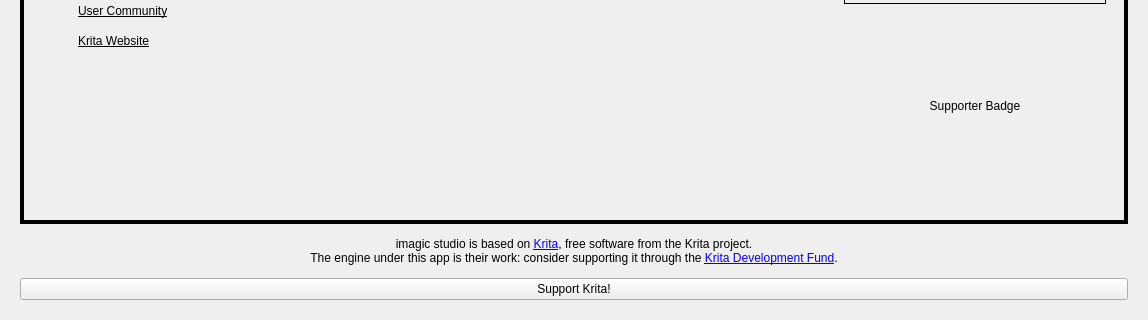
Qt form libs/ui/forms/KisWelcomePage.ui (Lukefen31/imagic-studio) before a commit; both pictures show x 0 to 1148 and y 488 to 808 of the 1148 by 808 pixel window.
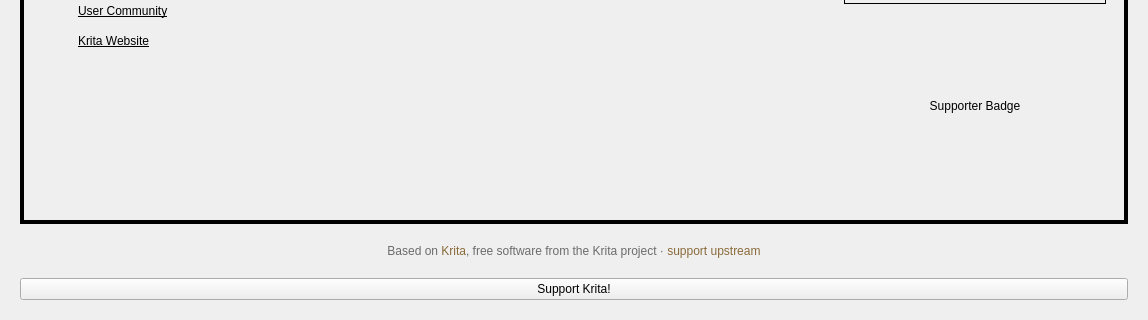
The same form after that commit. Custom widgets are drawn as their Qt base class.

Commit message: brand: give the welcome page the full imagic identity

```diff
--- a/libs/ui/forms/KisWelcomePage.ui
+++ b/libs/ui/forms/KisWelcomePage.ui
@@ -1624,7 +1624,7 @@
 &lt;html&gt;&lt;head&gt;&lt;meta name=&quot;qrichtext&quot; content=&quot;1&quot; /&gt;&lt;style type=&quot;text/css&quot;&gt;
 p, li { white-space: pre-wrap; }
 &lt;/style&gt;&lt;/head&gt;&lt;body&gt;
-&lt;p style=&quot; margin-top:12px; margin-bottom:12px; margin-left:0px; margin-right:0px; -qt-block-indent:0; text-indent:0px;&quot;&gt;imagic studio is based on &lt;a href=&quot;https://krita.org/&quot;&gt;Krita&lt;/a&gt;, free software from the Krita project.&lt;br /&gt;The engine under this app is their work: consider supporting it through the &lt;a href=&quot;https://fund.krita.org/&quot;&gt;Krita Development Fund&lt;/a&gt;.&lt;/p&gt;&lt;/body&gt;&lt;/html&gt;</string>
+&lt;p style=&quot; margin-top:8px; margin-bottom:8px; margin-left:0px; margin-right:0px; -qt-block-indent:0; text-indent:0px;&quot;&gt;&lt;span style=&quot; color:#6b6b6b;&quot;&gt;Based on &lt;/span&gt;&lt;a href=&quot;https://krita.org/&quot; style=&quot;color:#8a6a3a; text-decoration:none;&quot;&gt;Krita&lt;/a&gt;&lt;span style=&quot; color:#6b6b6b;&quot;&gt;, free software from the Krita project · &lt;/span&gt;&lt;a href=&quot;https://fund.krita.org/&quot; style=&quot;color:#8a6a3a; text-decoration:none;&quot;&gt;support upstream&lt;/a&gt;&lt;/p&gt;&lt;/body&gt;&lt;/html&gt;</string>
          </property>
          <property name="alignment">
           <set>Qt::AlignCenter</set>
```
The commit also changes 2 other files.
